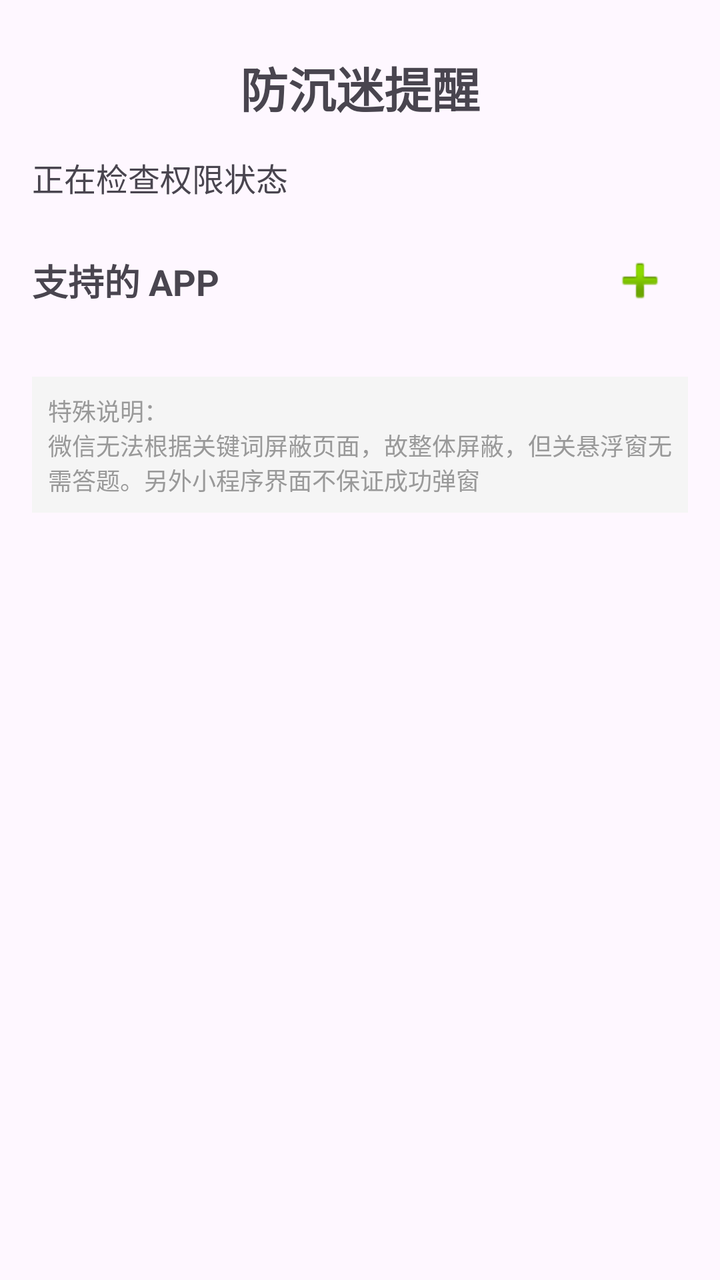
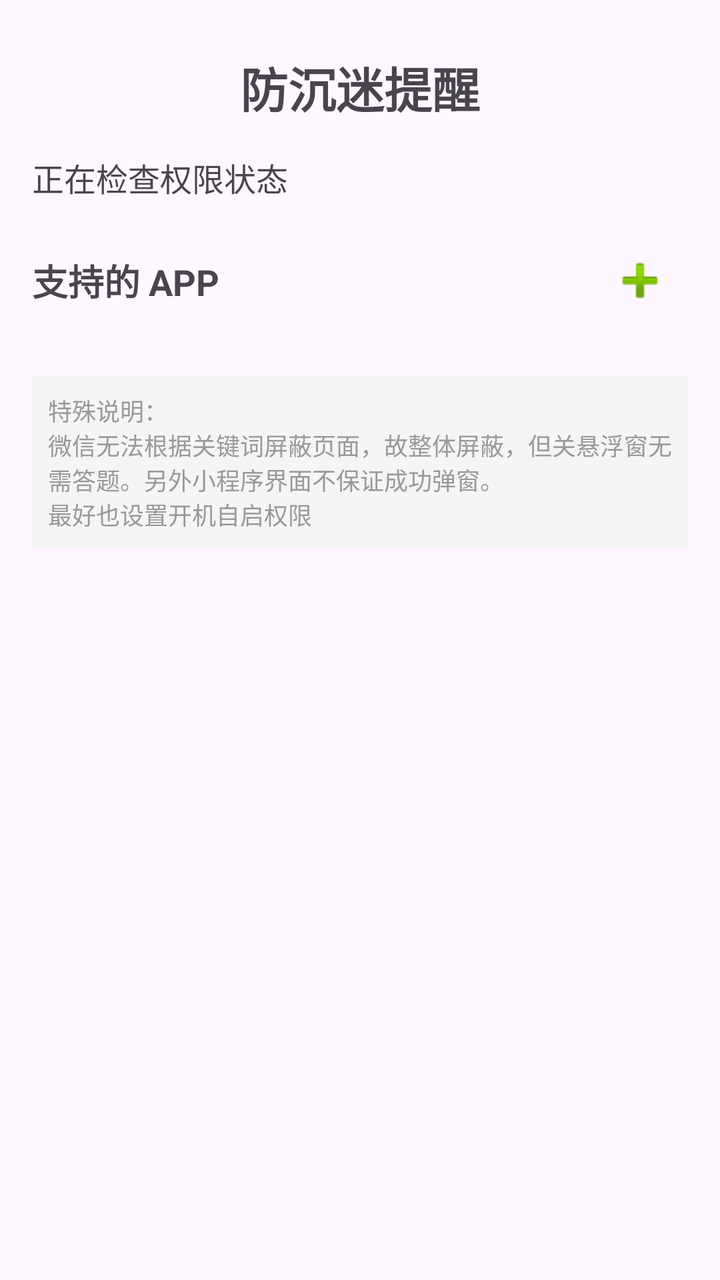

Compare the two renders of this Android layout. The source of the first and the diff that turns it into the second are given below.
<!-- AndroidManifest.xml: application theme Theme.Basic -->
<!-- res/layout/fragment_home.xml -->
<?xml version="1.0" encoding="utf-8"?>
<ScrollView xmlns:android="http://schemas.android.com/apk/res/android"
    xmlns:app="http://schemas.android.com/apk/res-auto"
    android:layout_width="match_parent"
    android:layout_height="match_parent"
    android:fillViewport="true">

    <androidx.constraintlayout.widget.ConstraintLayout
        android:layout_width="match_parent"
        android:layout_height="wrap_content"
        android:paddingStart="16dp"
        android:paddingEnd="16dp"
        android:paddingTop="16dp"
        android:paddingBottom="16dp">

        <TextView
            android:id="@+id/tv_title"
            android:layout_width="wrap_content"
            android:layout_height="wrap_content"
            android:text="防沉迷提醒"
            android:layout_marginTop="10dp"
            android:layout_marginBottom="16dp"
            android:textSize="24sp"
            android:textStyle="bold"
            app:layout_constraintBottom_toTopOf="@+id/tv_description"
            app:layout_constraintEnd_toEndOf="parent"
            app:layout_constraintStart_toStartOf="parent"
            app:layout_constraintTop_toTopOf="parent"
            app:layout_constraintVertical_chainStyle="packed" />

        <TextView
            android:id="@+id/tv_description"
            android:layout_width="0dp"
            android:layout_height="wrap_content"
            android:layout_marginTop="16dp"
            android:text="正在检查权限状态"
            android:textAlignment="viewStart"
            android:textSize="16sp"
            app:layout_constraintBottom_toTopOf="@+id/tv_apps_subtitle"
            app:layout_constraintEnd_toEndOf="parent"
            app:layout_constraintStart_toStartOf="parent"
            app:layout_constraintTop_toBottomOf="@+id/tv_title" />

        <LinearLayout
            android:id="@+id/ll_apps_header"
            android:layout_width="0dp"
            android:layout_height="wrap_content"
            android:layout_marginTop="16dp"
            android:orientation="horizontal"
            android:gravity="center_vertical"
            app:layout_constraintEnd_toEndOf="parent"
            app:layout_constraintStart_toStartOf="parent"
            app:layout_constraintTop_toBottomOf="@id/tv_description">

            <TextView
                android:id="@+id/tv_apps_subtitle"
                android:layout_width="0dp"
                android:layout_height="wrap_content"
                android:layout_weight="1"
                android:text="支持的 APP"
                android:textSize="18sp"
                android:textStyle="bold" />

            <ImageButton
                android:id="@+id/btn_add_app"
                android:layout_width="48dp"
                android:layout_height="48dp"
                android:background="?attr/selectableItemBackgroundBorderless"
                android:src="@android:drawable/ic_input_add"
                android:contentDescription="添加 APP"
                android:scaleType="centerInside" />

        </LinearLayout>

        <androidx.recyclerview.widget.RecyclerView
            android:id="@+id/rv_app_cards"
            android:layout_width="0dp"
            android:layout_height="wrap_content"
            android:layout_marginTop="8dp"
            android:layout_marginBottom="8dp"
            android:nestedScrollingEnabled="false"
            app:layout_constraintEnd_toEndOf="parent"
            app:layout_constraintStart_toStartOf="parent"
            app:layout_constraintTop_toBottomOf="@+id/ll_apps_header"
            app:layout_constraintBottom_toTopOf="@+id/tv_remark" />

        <TextView
            android:id="@+id/tv_remark"
            android:layout_width="0dp"
            android:layout_height="wrap_content"
            android:layout_marginTop="16dp"
            android:text="特殊说明：\n微信无法根据关键词屏蔽页面，故整体屏蔽，但关悬浮窗无需答题。另外小程序界面不保证成功弹窗"
            android:textSize="12sp"
            android:textColor="#999999"
            android:gravity="left"
            android:padding="8dp"
            android:background="#F5F5F5"
            app:layout_constraintEnd_toEndOf="parent"
            app:layout_constraintStart_toStartOf="parent"
            app:layout_constraintTop_toBottomOf="@+id/rv_app_cards" />

    </androidx.constraintlayout.widget.ConstraintLayout>

</ScrollView>
<!-- resources referenced by this layout -->
<resources>
  <style name="Theme.Basic" parent="Base.Theme.Basic" />
  <style name="Base.Theme.Basic" parent="Theme.Material3.DayNight.NoActionBar">
          
          
      </style>
</resources>

<!-- the commit's change to res/layout/fragment_home.xml (unified diff, before → after) -->
@@ -89,7 +89,7 @@
             android:layout_width="0dp"
             android:layout_height="wrap_content"
             android:layout_marginTop="16dp"
-            android:text="特殊说明：\n微信无法根据关键词屏蔽页面，故整体屏蔽，但关悬浮窗无需答题。另外小程序界面不保证成功弹窗"
+            android:text="特殊说明：\n微信无法根据关键词屏蔽页面，故整体屏蔽，但关悬浮窗无需答题。另外小程序界面不保证成功弹窗。\n最好也设置开机自启权限"
             android:textSize="12sp"
             android:textColor="#999999"
             android:gravity="left"
